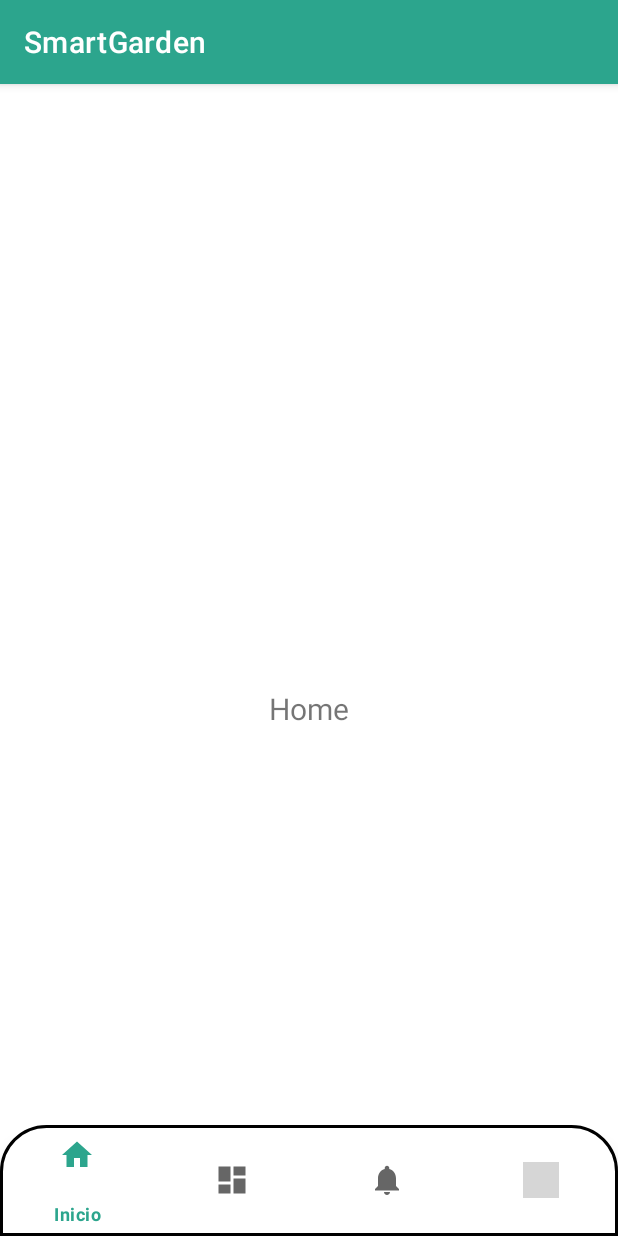
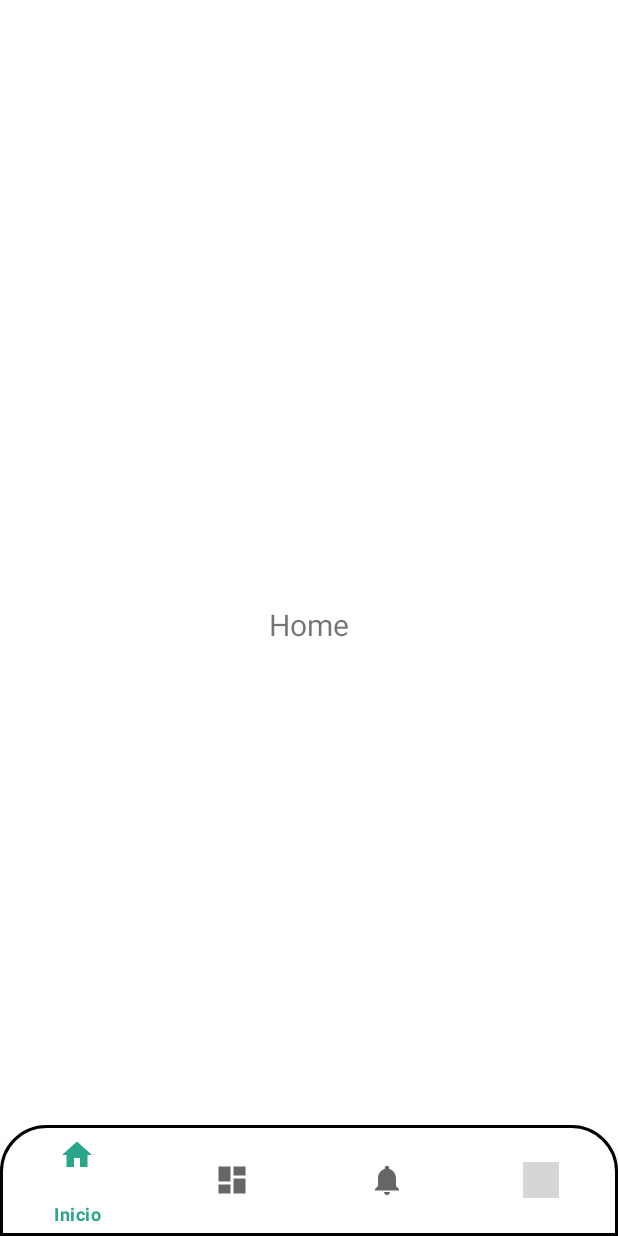
Before and after one commit to JCamiloRpo/Smart_Garden, an Android app: the MainActivity screen opened directly, with no data from a screen before it, on a phone screen of 412 x 824 dp. Run offline under Robolectric (Android 15) with nearby library versions, the phone set to English and light mode, and no system bars; our stand-ins replace navigation-ui; grey boxes are pictures that could not be loaded.

Commit message:
Layout y AccionBar

```diff
--- a/Desarrollo/app/src/main/java/com/example/smartgarden/ui/activities/MainActivity.java
+++ b/Desarrollo/app/src/main/java/com/example/smartgarden/ui/activities/MainActivity.java
@@ -24,7 +24,7 @@ public class MainActivity extends AppCompatActivity {
                 R.id.navigation_home, R.id.navigation_dashboard, R.id.navigation_notifications, R.id.navigation_settings)
                 .build();
         NavController navController = Navigation.findNavController(this, R.id.nav_host_fragment);
-        NavigationUI.setupActionBarWithNavController(this, navController, appBarConfiguration);
+        //NavigationUI.setupActionBarWithNavController(this, navController, appBarConfiguration);
         NavigationUI.setupWithNavController(navView, navController);
     }
 
--- a/Desarrollo/app/src/main/res/layout/activity_main.xml
+++ b/Desarrollo/app/src/main/res/layout/activity_main.xml
@@ -4,8 +4,7 @@
     xmlns:tools="http://schemas.android.com/tools"
     android:id="@+id/container"
     android:layout_width="match_parent"
-    android:layout_height="match_parent"
-    android:paddingTop="?attr/actionBarSize">
+    android:layout_height="match_parent">
 
     <fragment
         android:id="@+id/nav_host_fragment"
@@ -13,9 +12,9 @@
         android:layout_width="match_parent"
         android:layout_height="match_parent"
         app:defaultNavHost="true"
-        app:layout_constraintBottom_toTopOf="@id/nav_view"
-        app:layout_constraintLeft_toLeftOf="parent"
-        app:layout_constraintRight_toRightOf="parent"
+        app:layout_constraintBottom_toTopOf="@+id/nav_view"
+        app:layout_constraintEnd_toEndOf="parent"
+        app:layout_constraintStart_toStartOf="parent"
         app:layout_constraintTop_toTopOf="parent"
         app:navGraph="@navigation/mobile_navigation" />
 
--- a/Desarrollo/app/src/main/res/values/themes.xml
+++ b/Desarrollo/app/src/main/res/values/themes.xml
@@ -1,6 +1,6 @@
 <resources xmlns:tools="http://schemas.android.com/tools">
     <!-- Base application theme. -->
-    <style name="Theme.SmartGarden" parent="Theme.MaterialComponents.Light.DarkActionBar">
+    <style name="Theme.SmartGarden" parent="Theme.MaterialComponents.Light.NoActionBar">
         <!-- Primary brand color. -->
         <item name="colorPrimary">@color/green</item>
         <item name="colorPrimaryVariant">@color/green</item>
```
Also changed, not shown: Desarrollo/app/src/main/res/navigation/mobile_navigation.xml (line endings or trailing spaces).
